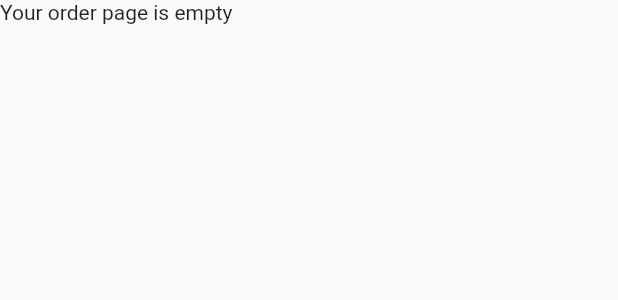
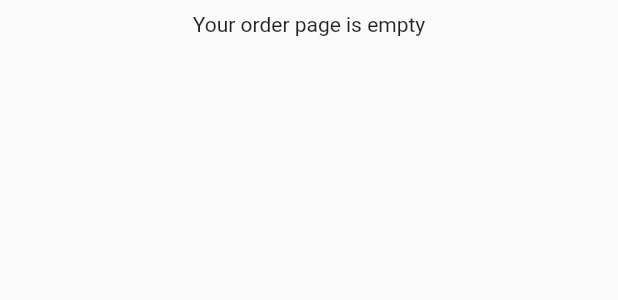
Before and after one commit to Demetre-Panjakidze/Coffee-masters-flutter, a Flutter app: the OrderPage widget shown alone on an empty page, opened directly with empty values, on a phone screen of 412 x 824 dp. Shown: the top 300 px of the screen. Run offline on Flutter 3.47's test engine with Material 2 defaults, Android fonts, the phone set to English and light mode, and no system bars; network calls fail.

```diff
--- a/lib/pages/orderpage.dart
+++ b/lib/pages/orderpage.dart
@@ -15,9 +15,23 @@ class _OrderPageState extends State<OrderPage> {
   @override
   Widget build(BuildContext context) {
     if (widget.dataManager.cart.isEmpty) {
-      return const Text("Your order page is empty");
+      return Padding(
+        padding: const EdgeInsets.only(top: 8.0),
+        child: Row(
+          mainAxisAlignment: MainAxisAlignment.center,
+          children: const [
+            Text("Your order page is empty"),
+          ],
+        ),
+      );
     } else {
-      return ListView.builder(
+      return Padding(
+        padding: const EdgeInsets.all(8.0),
+        child: Column(
+          children: [
+            ListView.builder(
+                shrinkWrap: true,
+                physics: const ClampingScrollPhysics(),
                 itemCount: widget.dataManager.cart.length,
                 itemBuilder: (context, index) {
                   var item = widget.dataManager.cart[index];
@@ -28,7 +42,33 @@ class _OrderPageState extends State<OrderPage> {
                           widget.dataManager.cartRemove(product);
                         });
                       });
+                }),
+            Padding(
+              padding: const EdgeInsets.all(8.0),
+              child: Text(
+                  "Total: \$${widget.dataManager.cartTotal().toStringAsFixed(2)}"),
+            ),
+            Padding(
+              padding: const EdgeInsets.only(top: 28.0),
+              child: SizedBox(
+                width: 200,
+                child: ElevatedButton(
+                    style: ElevatedButton.styleFrom(
+                        primary: Colors.green.shade900),
+                    onPressed: () {
+                      showDialog(
+                          context: context,
+                          builder: (context) => const OrderAlert());
+                      setState(() {
+                        // we update the cart within setState so the current widget will get re-rendered
+                        widget.dataManager.cartClear();
+                      });
                     },
+                    child: const Text("Send Order")),
+              ),
+            )
+          ],
+        ),
       );
     }
   }
@@ -78,3 +118,20 @@ class OrderItem extends StatelessWidget {
     );
   }
 }
+
+class OrderAlert extends StatelessWidget {
+  const OrderAlert({Key? key}) : super(key: key);
+
+  @override
+  Widget build(BuildContext context) {
+    return AlertDialog(
+      title: const Text("Your Order"),
+      content: const Text("Your order is being prepared. Thanks!"),
+      actions: [
+        TextButton(
+            onPressed: () => Navigator.pop(context, 'OK'),
+            child: const Text('OK'))
+      ],
+    );
+  }
+}
```
Also changed, not shown: 5 other files. Lines whose indentation alone changed are shown as unchanged.
